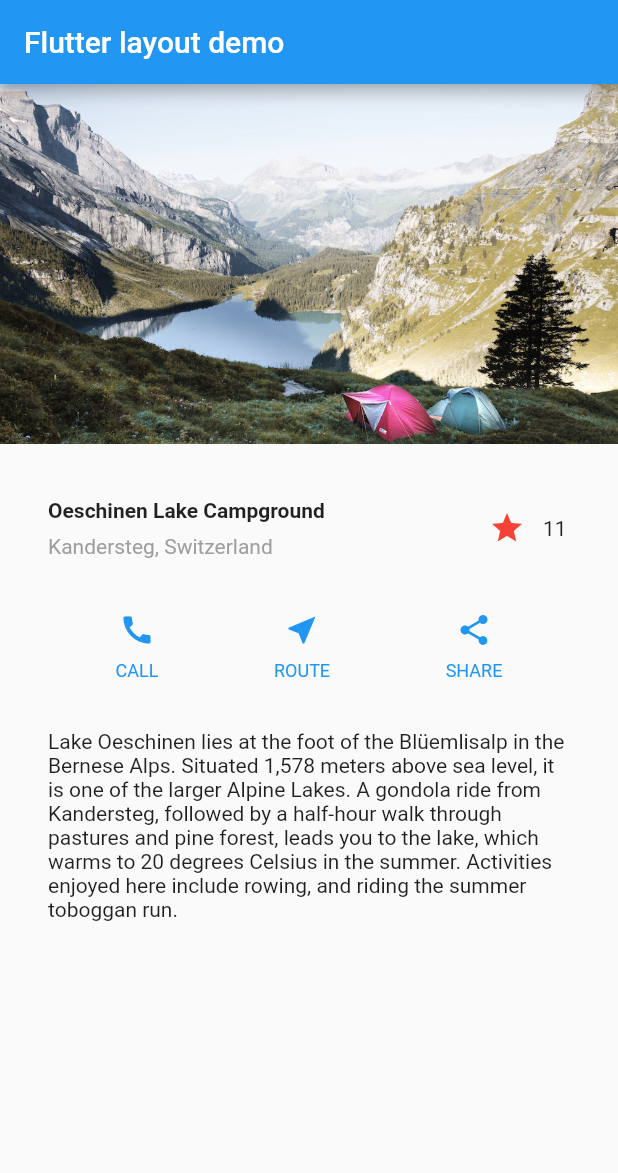
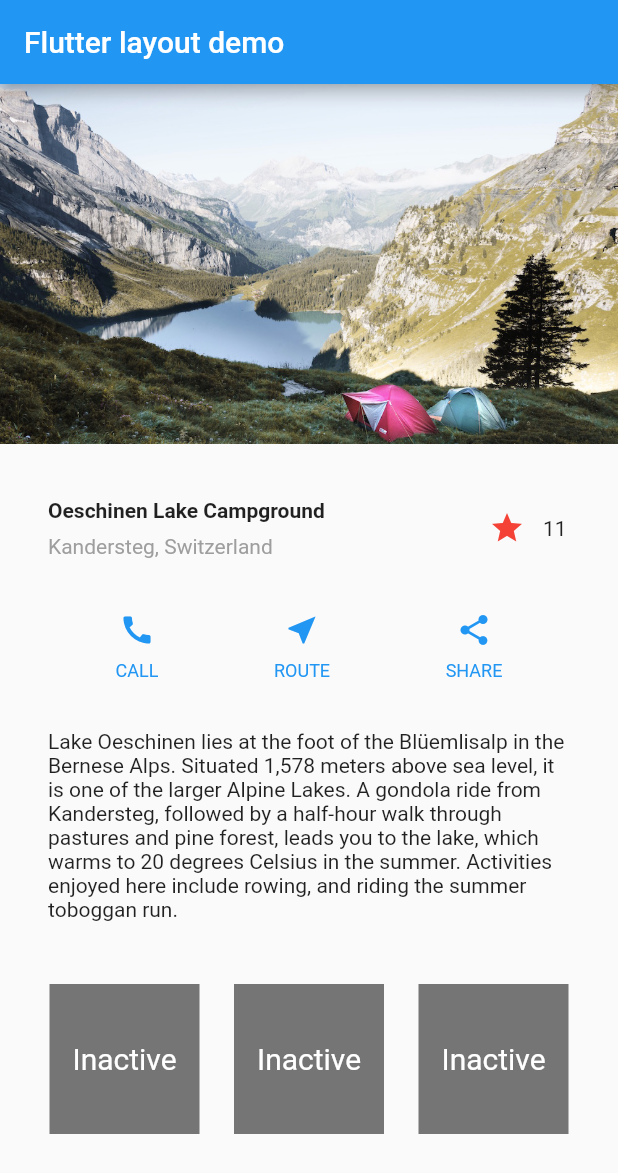
Before and after one commit to geforcesong/tflutter, a Flutter app: the screen it shows after launch, on a phone screen of 412 x 824 dp. Shown: the top 1173 px of the screen. Run offline on Flutter 3.47's test engine with Material 2 defaults, Android fonts, the phone set to English and light mode, and no system bars.

Commit message:
added state man test

```diff
--- a/lib/main.dart
+++ b/lib/main.dart
@@ -1,5 +1,8 @@
 import 'package:flutter/material.dart';
 import 'favoriteWidget.dart';
+import 'tWidgets/stateways/selfmanage.dart';
+import 'tWidgets/stateways/parentmanage.dart';
+import 'tWidgets/stateways/mixmatch.dart';
 
 void main() => runApp(MyApp());
 
@@ -74,7 +77,18 @@ class MyApp extends StatelessWidget {
                   width: 600, height: 240, fit: BoxFit.cover),
               titleSection,
               buttonSection,
-              textSection
+              textSection,
+              Container(
+                child: Row(
+                  mainAxisAlignment: MainAxisAlignment.spaceEvenly,
+                  children: <Widget>[
+                    TapboxA(),
+                    ParentWidget(),
+                    MixParentWidget()
+                  ],
+                ),
+                margin: EdgeInsets.all(10)
+              )
             ],
           ),
         ));
--- /dev/null
+++ b/lib/tWidgets/stateways/mixmatch.dart
@@ -0,0 +1,90 @@
+import 'package:flutter/material.dart';
+
+class MixParentWidget extends StatefulWidget {
+  @override
+  _ParentWidgetState createState() => _ParentWidgetState();
+}
+
+class _ParentWidgetState extends State<MixParentWidget> {
+  bool _active = false;
+
+  void _handleTapboxChanged(bool newValue) {
+    setState(() {
+      _active = newValue;
+    });
+  }
+
+  @override
+  Widget build(BuildContext context) {
+    return Container(
+      child: TapboxC(
+        active: _active,
+        onChanged: _handleTapboxChanged,
+      ),
+    );
+  }
+}
+
+class TapboxC extends StatefulWidget {
+  TapboxC({Key key, this.active: false, @required this.onChanged})
+      : super(key: key);
+
+  final bool active;
+  final ValueChanged<bool> onChanged;
+
+  _TapboxCState createState() => _TapboxCState();
+}
+
+class _TapboxCState extends State<TapboxC> {
+  bool _highlight = false;
+
+  void _handleTapDown(TapDownDetails details) {
+    setState(() {
+      _highlight = true;
+    });
+  }
+
+  void _handleTapUp(TapUpDetails details) {
+    setState(() {
+      _highlight = false;
+    });
+  }
+
+  void _handleTapCancel() {
+    setState(() {
+      _highlight = false;
+    });
+  }
+
+  void _handleTap() {
+    widget.onChanged(!widget.active);
+  }
+
+  Widget build(BuildContext context) {
+    // This example adds a green border on tap down.
+    // On tap up, the square changes to the opposite state.
+    return GestureDetector(
+      onTapDown: _handleTapDown, // Handle the tap events in the order that
+      onTapUp: _handleTapUp, // they occur: down, up, tap, cancel
+      onTap: _handleTap,
+      onTapCancel: _handleTapCancel,
+      child: Container(
+        child: Center(
+          child: Text(widget.active ? 'Active' : 'Inactive',
+              style: TextStyle(fontSize: 20.0, color: Colors.white)),
+        ),
+        width: 100.0,
+        height: 100.0,
+        decoration: BoxDecoration(
+          color: widget.active ? Colors.lightGreen[700] : Colors.grey[600],
+          border: _highlight
+              ? Border.all(
+                  color: Colors.teal[700],
+                  width: 10.0,
+                )
+              : null,
+        ),
+      ),
+    );
+  }
+}
--- /dev/null
+++ b/lib/tWidgets/stateways/parentmanage.dart
@@ -0,0 +1,57 @@
+import 'package:flutter/material.dart';
+
+class ParentWidget extends StatefulWidget {
+  @override
+  _ParentWidgetState createState() => _ParentWidgetState();
+}
+
+class _ParentWidgetState extends State<ParentWidget> {
+  bool _active = false;
+
+  void _handleTapboxChanged(bool newValue) {
+    setState(() {
+      _active = newValue;
+    });
+  }
+
+  @override
+  Widget build(BuildContext context) {
+    return Container(
+      child: TapboxB(
+        active: _active,
+        onChanged: _handleTapboxChanged,
+      ),
+    );
+  }
+}
+
+class TapboxB extends StatelessWidget {
+  TapboxB({Key key, this.active: false, @required this.onChanged})
+      : super(key: key);
+
+  final bool active;
+  final ValueChanged<bool> onChanged;
+
+  void _handleTap() {
+    onChanged(!active);
+  }
+
+  Widget build(BuildContext context) {
+    return GestureDetector(
+      onTap: _handleTap,
+      child: Container(
+        child: Center(
+          child: Text(
+            active ? 'Active' : 'Inactive',
+            style: TextStyle(fontSize: 20.0, color: Colors.white),
+          ),
+        ),
+        width: 100.0,
+        height: 100.0,
+        decoration: BoxDecoration(
+          color: active ? Colors.lightGreen[700] : Colors.grey[600],
+        ),
+      ),
+    );
+  }
+}
--- /dev/null
+++ b/lib/tWidgets/stateways/selfmanage.dart
@@ -0,0 +1,34 @@
+import 'package:flutter/material.dart';
+
+class TapboxA extends StatefulWidget {
+  TapboxA({Key key}) : super(key: key);
+
+  @override
+  _TapboxAState createState() => _TapboxAState();
+}
+
+class _TapboxAState extends State<TapboxA> {
+  bool _active = false;
+
+  void _handleTap() {
+    setState(() {
+      _active = !_active;
+    });
+  }
+
+  Widget build(BuildContext context) {
+    return GestureDetector(
+      onTap: _handleTap,
+      child: Container(
+        child: Center(
+          child: Text(_active ? 'Active' : 'Inactive',
+              style: TextStyle(fontSize: 20.0, color: Colors.white)),
+        ),
+        width: 100,
+        height: 100,
+        decoration: BoxDecoration(
+            color: _active ? Colors.lightGreen[700] : Colors.grey[600]),
+      ),
+    );
+  }
+}
```
